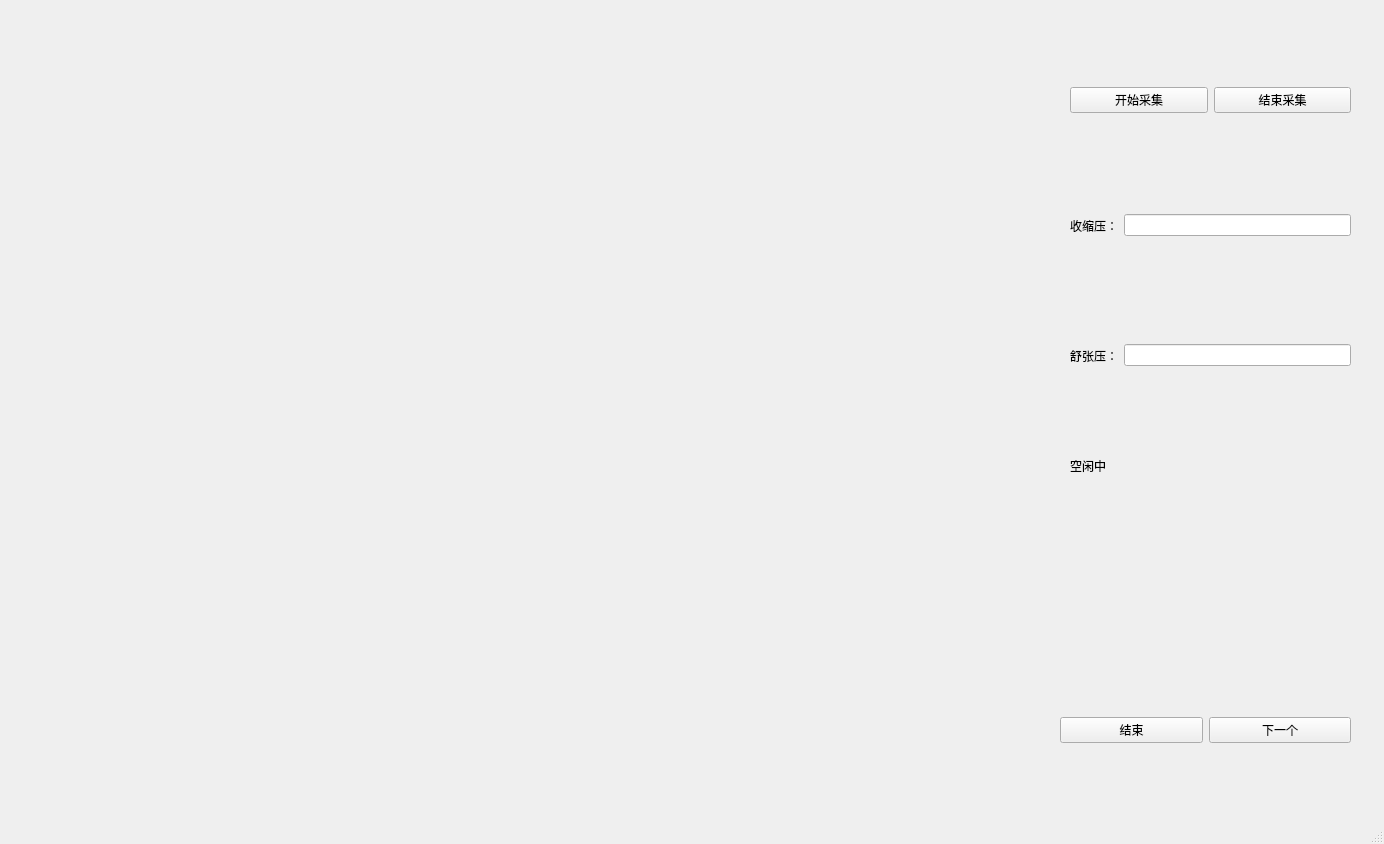
Qt form Qt_work/main_rppg_predict_window.ui (K-gh-account/rppg) before a commit.
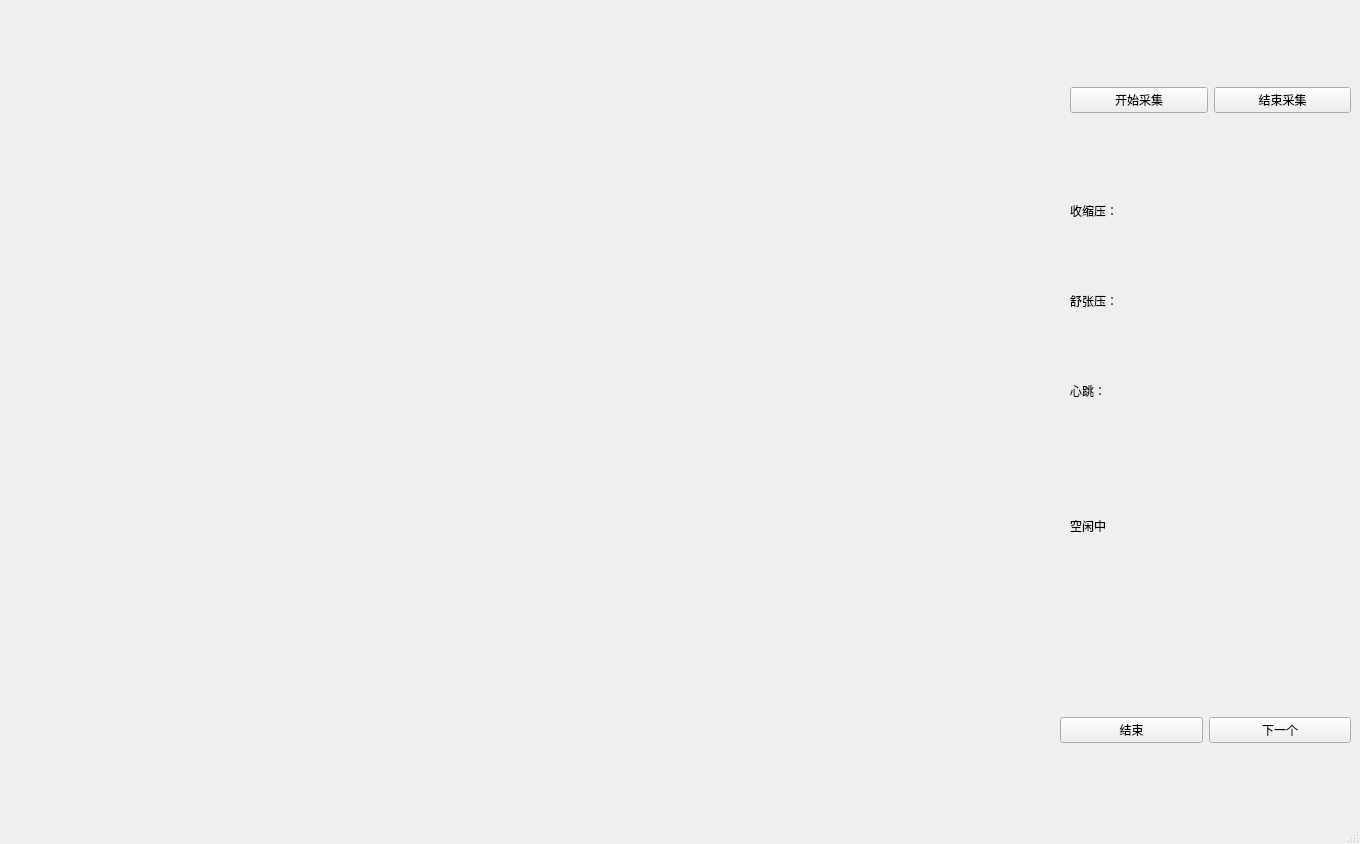
The same form after that commit.

Commit message: complete predict

What changed in the file:
```diff
--- a/Qt_work/main_rppg_predict_window.ui
+++ b/Qt_work/main_rppg_predict_window.ui
@@ -6,7 +6,7 @@
    <rect>
     <x>0</x>
     <y>0</y>
-    <width>1384</width>
+    <width>1360</width>
     <height>844</height>
    </rect>
   </property>
@@ -40,7 +40,7 @@
     <property name="geometry">
      <rect>
       <x>1070</x>
-      <y>450</y>
+      <y>510</y>
       <width>301</width>
       <height>31</height>
      </rect>
@@ -93,7 +93,7 @@
       <x>1070</x>
       <y>180</y>
       <width>281</width>
-      <height>91</height>
+      <height>61</height>
      </rect>
     </property>
     <layout class="QHBoxLayout" name="horizontalLayout_2">
@@ -104,22 +104,15 @@
        </property>
       </widget>
      </item>
-     <item>
-      <widget class="QLineEdit" name="SBP">
-       <property name="text">
-        <string/>
-       </property>
-      </widget>
-     </item>
     </layout>
    </widget>
    <widget class="QWidget" name="horizontalLayoutWidget_3">
     <property name="geometry">
      <rect>
       <x>1070</x>
-      <y>300</y>
+      <y>270</y>
       <width>281</width>
-      <height>111</height>
+      <height>61</height>
      </rect>
     </property>
     <layout class="QHBoxLayout" name="horizontalLayout_3">
@@ -130,9 +123,6 @@
        </property>
       </widget>
      </item>
-     <item>
-      <widget class="QLineEdit" name="DBP"/>
-     </item>
     </layout>
    </widget>
    <widget class="QWidget" name="horizontalLayoutWidget_5">
@@ -172,6 +162,25 @@
     </property>
     <layout class="QHBoxLayout" name="signallayout"/>
    </widget>
+   <widget class="QWidget" name="horizontalLayoutWidget_4">
+    <property name="geometry">
+     <rect>
+      <x>1070</x>
+      <y>360</y>
+      <width>281</width>
+      <height>61</height>
+     </rect>
+    </property>
+    <layout class="QHBoxLayout" name="horizontalLayout_4">
+     <item>
+      <widget class="QLabel" name="HRlabel">
+       <property name="text">
+        <string>心跳：</string>
+       </property>
+      </widget>
+     </item>
+    </layout>
+   </widget>
   </widget>
   <widget class="QStatusBar" name="statusbar"/>
   <action name="actionx">
```
Left out of the diff: 4 changed lines with no effect on the pictures. The commit also changes 19 other files.
